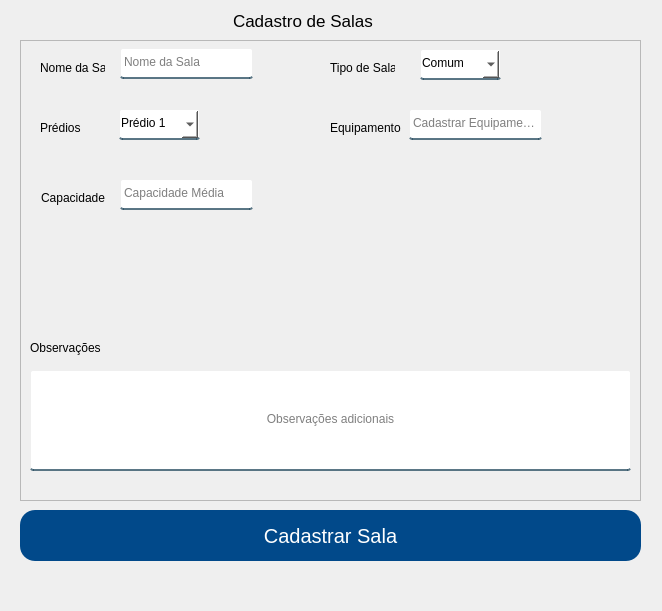
The window that App/view/ui/cadastroSalas.ui (Senac-SOR-ADS/Mapa-de-Sala) describes before a commit, drawn with Qt 5.
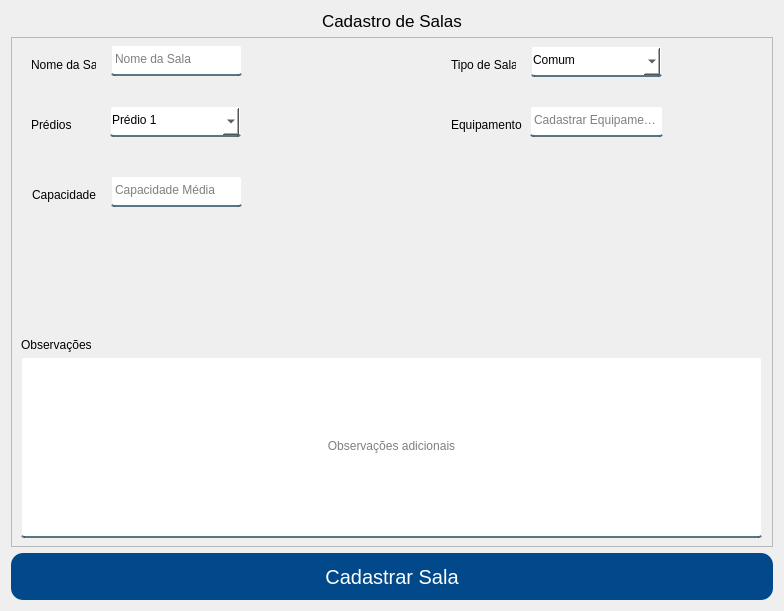
The same window after the commit.

The edit to the form file:
```diff
--- a/App/view/ui/cadastroSalas.ui
+++ b/App/view/ui/cadastroSalas.ui
@@ -6,7 +6,7 @@
    <rect>
     <x>0</x>
     <y>0</y>
-    <width>662</width>
+    <width>780</width>
     <height>611</height>
    </rect>
   </property>
@@ -27,7 +27,8 @@
 	background-color: #01498a;
 	color: #FFF;
 	border: none;
-	border-radius: 15px;
+	border-radius: 12px;
+
 }
  
 #cadastrarSala:hover {
@@ -38,35 +39,26 @@
 	color: red;
 }</string>
   </property>
-  <widget class="QPushButton" name="cadastrarSala">
-   <property name="geometry">
-    <rect>
-     <x>20</x>
-     <y>510</y>
-     <width>621</width>
-     <height>51</height>
-    </rect>
-   </property>
+  <layout class="QVBoxLayout" name="verticalLayout">
+   <item alignment="Qt::AlignHCenter|Qt::AlignBottom">
+    <widget class="QLabel" name="label_7">
    <property name="font">
     <font>
-     <pointsize>15</pointsize>
-    </font>
-   </property>
-   <property name="cursor">
-    <cursorShape>PointingHandCursor</cursorShape>
-   </property>
+       <pointsize>13</pointsize>
+      </font>
+     </property>
    <property name="text">
-    <string>Cadastrar Sala</string>
-   </property>
-  </widget>
+      <string>Cadastro de Salas</string>
+     </property>
+    </widget>
+   </item>
+   <item>
   <widget class="QFrame" name="frame">
-   <property name="geometry">
-    <rect>
-     <x>20</x>
-     <y>40</y>
-     <width>621</width>
-     <height>461</height>
-    </rect>
+     <property name="sizePolicy">
+      <sizepolicy hsizetype="Expanding" vsizetype="Expanding">
+       <horstretch>0</horstretch>
+       <verstretch>0</verstretch>
+      </sizepolicy>
    </property>
    <property name="frameShape">
     <enum>QFrame::StyledPanel</enum>
@@ -78,9 +70,9 @@
     <property name="geometry">
      <rect>
       <x>10</x>
-      <y>330</y>
-      <width>601</width>
-      <height>101</height>
+        <y>320</y>
+        <width>741</width>
+        <height>181</height>
      </rect>
     </property>
     <property name="alignment">
@@ -127,7 +119,7 @@
      <rect>
       <x>100</x>
       <y>139</y>
-      <width>133</width>
+        <width>131</width>
       <height>31</height>
      </rect>
     </property>
@@ -141,7 +133,7 @@
    <widget class="QLabel" name="label_4">
     <property name="geometry">
      <rect>
-      <x>310</x>
+        <x>440</x>
       <y>80</y>
       <width>71</width>
       <height>16</height>
@@ -154,7 +146,7 @@
    <widget class="QLineEdit" name="tipoEquipamento">
     <property name="geometry">
      <rect>
-      <x>389</x>
+        <x>519</x>
       <y>69</y>
       <width>133</width>
       <height>31</height>
@@ -169,7 +161,7 @@
      <rect>
       <x>99</x>
       <y>69</y>
-      <width>81</width>
+        <width>131</width>
       <height>31</height>
      </rect>
     </property>
@@ -212,9 +204,9 @@
    <widget class="QComboBox" name="tipoSala">
     <property name="geometry">
      <rect>
-      <x>400</x>
+        <x>520</x>
       <y>9</y>
-      <width>81</width>
+        <width>131</width>
       <height>31</height>
      </rect>
     </property>
@@ -257,7 +249,7 @@
    <widget class="QLabel" name="label_2">
     <property name="geometry">
      <rect>
-      <x>310</x>
+        <x>440</x>
       <y>20</y>
       <width>65</width>
       <height>16</height>
@@ -285,7 +277,7 @@
      <rect>
       <x>100</x>
       <y>8</y>
-      <width>133</width>
+        <width>131</width>
       <height>31</height>
      </rect>
     </property>
@@ -294,24 +286,29 @@
     </property>
    </widget>
   </widget>
-  <widget class="QLabel" name="label_7">
-   <property name="geometry">
-    <rect>
-     <x>233</x>
-     <y>10</y>
-     <width>141</width>
-     <height>21</height>
-    </rect>
+   </item>
+   <item>
+    <widget class="QPushButton" name="cadastrarSala">
+     <property name="minimumSize">
+      <size>
+       <width>762</width>
+       <height>47</height>
+      </size>
    </property>
    <property name="font">
     <font>
-     <pointsize>13</pointsize>
-    </font>
-   </property>
+       <pointsize>15</pointsize>
+      </font>
+     </property>
+     <property name="cursor">
+      <cursorShape>PointingHandCursor</cursorShape>
+     </property>
    <property name="text">
-    <string>Cadastro de Salas</string>
-   </property>
-  </widget>
+      <string>Cadastrar Sala</string>
+     </property>
+    </widget>
+   </item>
+  </layout>
  </widget>
  <tabstops>
   <tabstop>nomeSala</tabstop>
```
Lines whose indentation alone changed are shown as unchanged.
